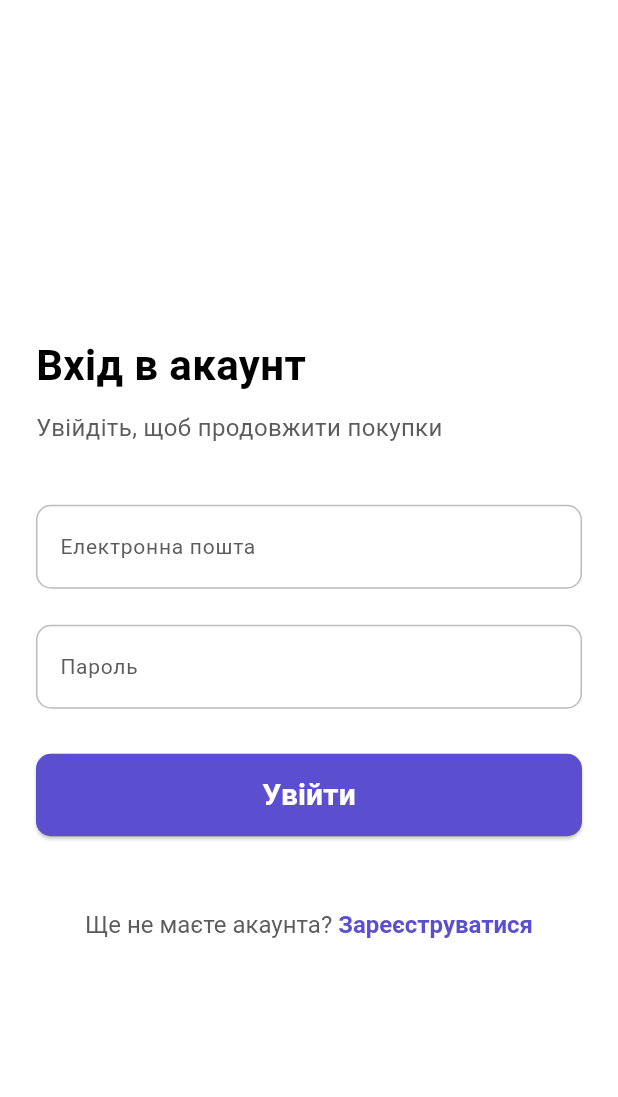
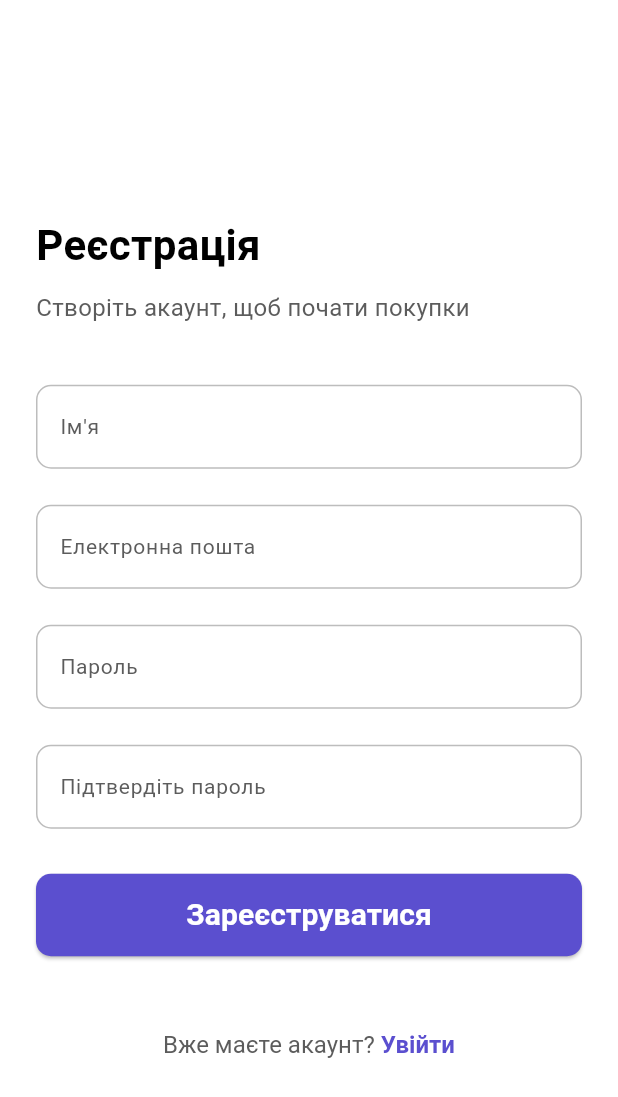
Before and after one commit to rusynka-di/lab3_flutter, a Flutter app: the screen it shows after launch, on a phone screen of 412 x 824 dp. Shown: the top 1097 px of the screen. Run offline on Flutter 3.47's test engine with Material 3 defaults, Android fonts, the phone set to English and light mode, and no system bars; Roboto replaces fonts that are missing (Urbanist).

Commit message:
Створено сторінку реєстрації

```diff
--- /dev/null
+++ b/lib/Pages/register_page.dart
@@ -0,0 +1,130 @@
+import 'package:flutter/material.dart';
+import '../Components/text_field.dart';
+
+class RegisterPage extends StatefulWidget {
+  const RegisterPage({super.key});
+
+  @override
+  State<RegisterPage> createState() => _RegisterPageState();
+}
+
+class _RegisterPageState extends State<RegisterPage> {
+  @override
+  Widget build(BuildContext context) {
+    return Scaffold(
+      backgroundColor: Colors.white,
+      body: Center(
+        child: Container(
+          constraints: const BoxConstraints(maxWidth: 500),
+          child: SingleChildScrollView(
+            child: Padding(
+              padding: const EdgeInsets.all(24.0),
+              child: Column(
+                crossAxisAlignment: CrossAxisAlignment.start,
+                children: [
+                  const SizedBox(height: 40),
+
+                  const Text(
+                    "Реєстрація",
+                    style: TextStyle(
+                      fontSize: 28,
+                      fontWeight: FontWeight.bold,
+                      color: Colors.black,
+                      fontFamily: "Urbanist",
+                    ),
+                  ),
+
+                  const SizedBox(height: 10),
+
+                  const Text(
+                    "Створіть акаунт, щоб почати покупки",
+                    style: TextStyle(
+                      fontSize: 16,
+                      color: Color(0xFF5C5C5C),
+                      fontFamily: "Urbanist",
+                    ),
+                  ),
+
+                  const SizedBox(height: 40),
+
+                  const CustomTextField(
+                    labelText: "Ім'я",
+                  ),
+
+                  const SizedBox(height: 24),
+
+                  const CustomTextField(
+                    labelText: "Електронна пошта",
+                  ),
+
+                  const SizedBox(height: 24),
+
+                  const CustomTextField(
+                    labelText: "Пароль",
+                    isObscure: true,
+                  ),
+
+                  const SizedBox(height: 24),
+
+                  const CustomTextField(
+                    labelText: "Підтвердіть пароль",
+                    isObscure: true,
+                  ),
+
+                  const SizedBox(height: 30),
+
+                  ElevatedButton(
+                    onPressed: () {},
+                    style: ElevatedButton.styleFrom(
+                      backgroundColor: const Color(0xFF5B4FCF),
+                      minimumSize: const Size(double.infinity, 55),
+                      shape: RoundedRectangleBorder(
+                        borderRadius: BorderRadius.circular(10),
+                      ),
+                    ),
+                    child: const Text(
+                      "Зареєструватися",
+                      style: TextStyle(
+                        color: Colors.white,
+                        fontSize: 20,
+                        fontFamily: "Urbanist",
+                        fontWeight: FontWeight.w600,
+                      ),
+                    ),
+                  ),
+
+                  const SizedBox(height: 35),
+
+                  Center(
+                    child: TextButton(
+                      onPressed: () {},
+                      child: RichText(
+                        text: const TextSpan(
+                          text: "Вже маєте акаунт? ",
+                          style: TextStyle(
+                            fontFamily: "Urbanist",
+                            color: Color(0xFF5C5C5C),
+                            fontSize: 16,
+                          ),
+                          children: [
+                            TextSpan(
+                              text: "Увійти",
+                              style: TextStyle(
+                                color: Color(0xFF5B4FCF),
+                                fontWeight: FontWeight.bold,
+                              ),
+                            ),
+                          ],
+                        ),
+                      ),
+                    ),
+                  ),
+                ],
+              ),
+            ),
+          ),
+        ),
+      ),
+    );
+  }
+}
--- a/lib/main.dart
+++ b/lib/main.dart
@@ -1,7 +1,7 @@
 import 'package:flutter/material.dart';
 // import 'Pages/loading_screen.dart';
-import 'Pages/login_page.dart';
-// import 'Pages/register_page.dart';
+// import 'Pages/login_page.dart';
+import 'Pages/register_page.dart';
 // import 'Pages/home_page.dart';
 // import 'Pages/detail_page.dart';
 // import 'Pages/profile_page.dart';
@@ -18,7 +18,7 @@ class MyApp extends StatelessWidget {
   Widget build(BuildContext context) {
     return const MaterialApp(
       debugShowCheckedModeBanner: false,
-      home: LoginPage(),
+      home: RegisterPage(),
     );
   }
 }
```
